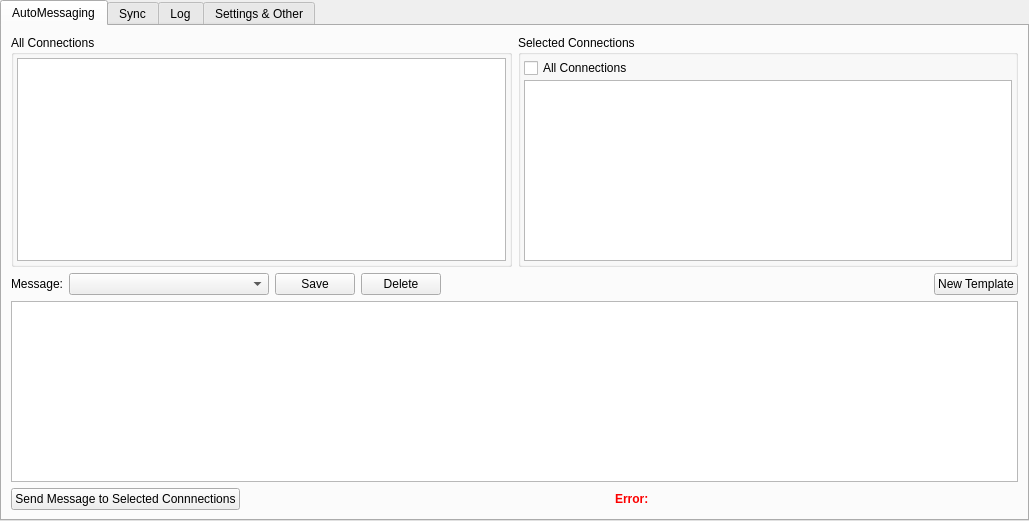
smalbadger/social, file src/gui/ui/instancewidget.ui: the form before one commit.
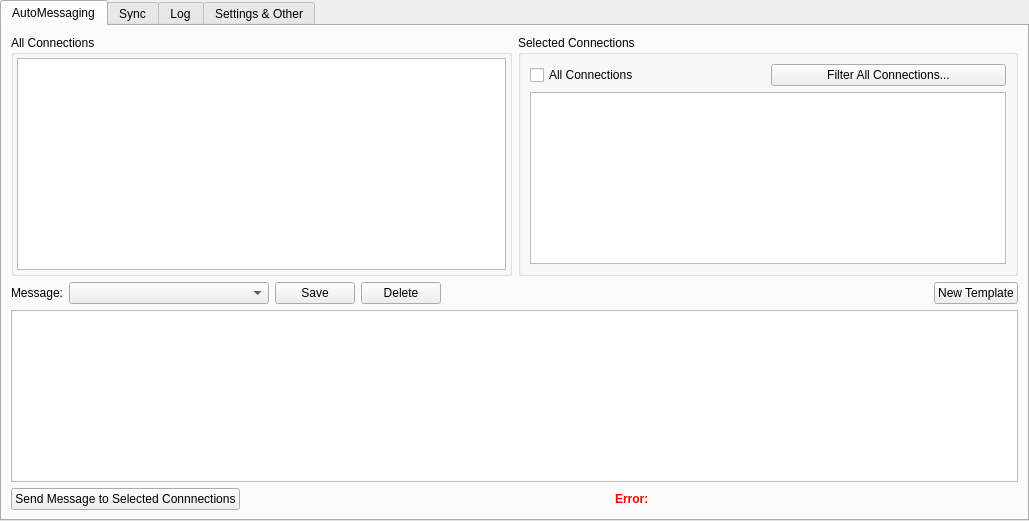
The form after the commit.

```diff
--- a/src/gui/ui/instancewidget.ui
+++ b/src/gui/ui/instancewidget.ui
@@ -87,21 +87,39 @@
             <string>Selected Connections</string>
            </property>
            <layout class="QGridLayout" name="gridLayout_5">
-            <property name="leftMargin">
-             <number>3</number>
-            </property>
-            <property name="topMargin">
-             <number>3</number>
-            </property>
-            <property name="rightMargin">
-             <number>3</number>
-            </property>
-            <property name="bottomMargin">
-             <number>3</number>
-            </property>
-            <property name="spacing">
-             <number>2</number>
-            </property>
+            <item row="0" column="0">
+             <layout class="QHBoxLayout" name="horizontalLayout_6">
+              <item>
+               <widget class="QCheckBox" name="selectAllBox">
+                <property name="text">
+                 <string>All Connections</string>
+                </property>
+               </widget>
+              </item>
+              <item>
+               <widget class="QPushButton" name="filterConnectionsButton">
+                <property name="enabled">
+                 <bool>true</bool>
+                </property>
+                <property name="minimumSize">
+                 <size>
+                  <width>100</width>
+                  <height>0</height>
+                 </size>
+                </property>
+                <property name="maximumSize">
+                 <size>
+                  <width>16777215</width>
+                  <height>16777215</height>
+                 </size>
+                </property>
+                <property name="text">
+                 <string>Filter All Connections...</string>
+                </property>
+               </widget>
+              </item>
+             </layout>
+            </item>
             <item row="1" column="0">
              <widget class="QListWidget" name="selectedConnectionsList">
               <property name="sizePolicy">
@@ -118,13 +136,6 @@
               </property>
              </widget>
             </item>
-            <item row="0" column="0">
-             <widget class="QCheckBox" name="selectAllBox">
-              <property name="text">
-               <string>All Connections</string>
-              </property>
-             </widget>
-            </item>
            </layout>
           </widget>
          </item>
```
